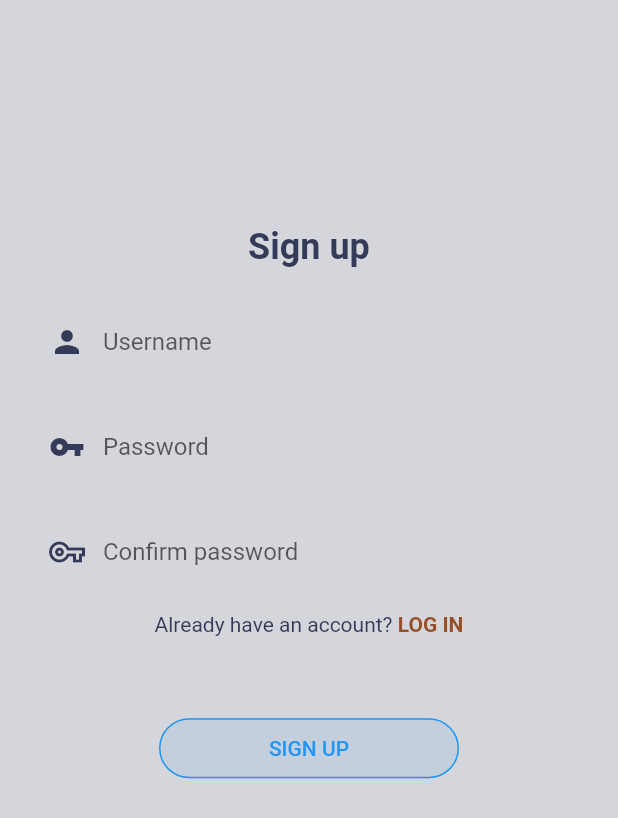
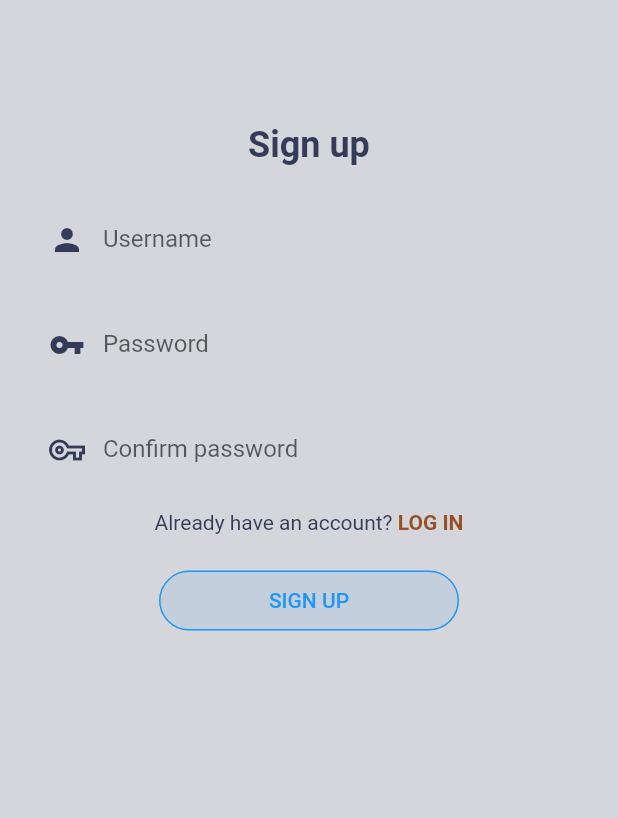
Before and after one commit to GregoryKogan/Insighter-Frontend, a Flutter app: the SignUpView screen opened directly, on a phone screen of 412 x 824 dp. Shown: the top 818 px of the screen. Run offline on Flutter 3.47's test engine with Material 2 defaults, Android fonts, the phone set to English and light mode, and no system bars; our stand-ins replace flutter_secure_storage, geolocator, get, get_storage, shared_preferences; missing offline and left inert: jwt_decode; accounts and stored records are empty; network calls fail.

Commit message:
Scrollable view reworked

```diff
--- a/mw_insider/lib/main.dart
+++ b/mw_insider/lib/main.dart
@@ -18,7 +18,6 @@ void main() async {
 }
 
 // TODO: Change all shared_preferences to get_storage
-// TODO: Get rid of disgusting splashes in ScrollableView
 // TODO: Add color dicitinary to Theming service
 
 class MyApp extends StatelessWidget {
--- a/mw_insider/lib/views/auth_page/signup.dart
+++ b/mw_insider/lib/views/auth_page/signup.dart
@@ -29,11 +29,9 @@ class SignUpView extends StatelessWidget {
         child: SafeArea(
           child: Scaffold(
             body: ScrollableView(
-              minHeight: 450,
-              screenHeightFactor: 1,
               child: Center(
                   child: Column(children: [
-                const Spacer(flex: 6),
+                SizedBox(height: context.height / 10),
                 const Text(
                   'Sign up',
                   style: TextStyle(fontSize: 24, fontWeight: FontWeight.bold),
@@ -46,11 +44,10 @@ class SignUpView extends StatelessWidget {
                 PasswordConfirmationInput(),
                 const SizedBox(height: 10),
                 LoginSpan(),
-                const Spacer(flex: 1),
+                const SizedBox(height: 10),
                 ErrorMessage(),
-                const Spacer(flex: 1),
+                const SizedBox(height: 10),
                 SignupButton(),
-                const Spacer(flex: 12),
               ])),
             ),
           ),
--- a/mw_insider/lib/widgets/wrappers/scrollable_view.dart
+++ b/mw_insider/lib/widgets/wrappers/scrollable_view.dart
@@ -1,4 +1,3 @@
-import 'dart:math';
 import 'package:flutter/material.dart';
 
 class NoOverScrollGlowBehavior extends ScrollBehavior {
@@ -12,40 +11,35 @@ class NoOverScrollGlowBehavior extends ScrollBehavior {
 class ScrollableView extends StatelessWidget {
   const ScrollableView({
     Key? key,
-    required this.minHeight,
     required this.child,
-    this.screenHeightFactor,
-    this.screenHeightOffset,
     this.color,
   }) : super(key: key);
 
   final Widget child;
-  final double minHeight;
-  final double? screenHeightFactor;
-  final double? screenHeightOffset;
   final Color? color;
 
   @override
   Widget build(BuildContext context) {
     return ScrollConfiguration(
-      behavior: NoOverScrollGlowBehavior(),
-      child: SingleChildScrollView(
-        child: Container(
-          color: color,
-          child: SizedBox(
-            height: screenHeightFactor != null
-                ? max(minHeight,
-                    MediaQuery.of(context).size.height * screenHeightFactor!)
-                : screenHeightOffset != null
-                    ? max(
-                        minHeight,
-                        MediaQuery.of(context).size.height +
-                            screenHeightOffset!)
-                    : max(minHeight, MediaQuery.of(context).size.height),
-            child: child,
-          ),
-        ),
-      ),
-    );
+        behavior: NoOverScrollGlowBehavior(),
+        child: CustomScrollView(
+          slivers: [
+            SliverToBoxAdapter(
+              child: Container(color: color, child: child),
+            ),
+          ],
+        ));
+    // return ScrollConfiguration(
+    //   behavior: NoOverScrollGlowBehavior(),
+    //   child: SingleChildScrollView(
+    //     child: Container(
+    //       color: color,
+    //       child: ConstrainedBox(
+    //         constraints: BoxConstraints(minHeight: minHeight),
+    //         child: child,
+    //       ),
+    //     ),
+    //   ),
+    // );
   }
 }
```
Also changed, not shown: mw_insider/lib/views/auth_page/login.dart (+5 -9 lines), mw_insider/lib/views/main_page/home.dart (+11 -12 lines), mw_insider/lib/views/main_page/profile.dart (+2 -7 lines), mw_insider/lib/widgets/auth_page/error_message.dart (+6 -4 lines).
